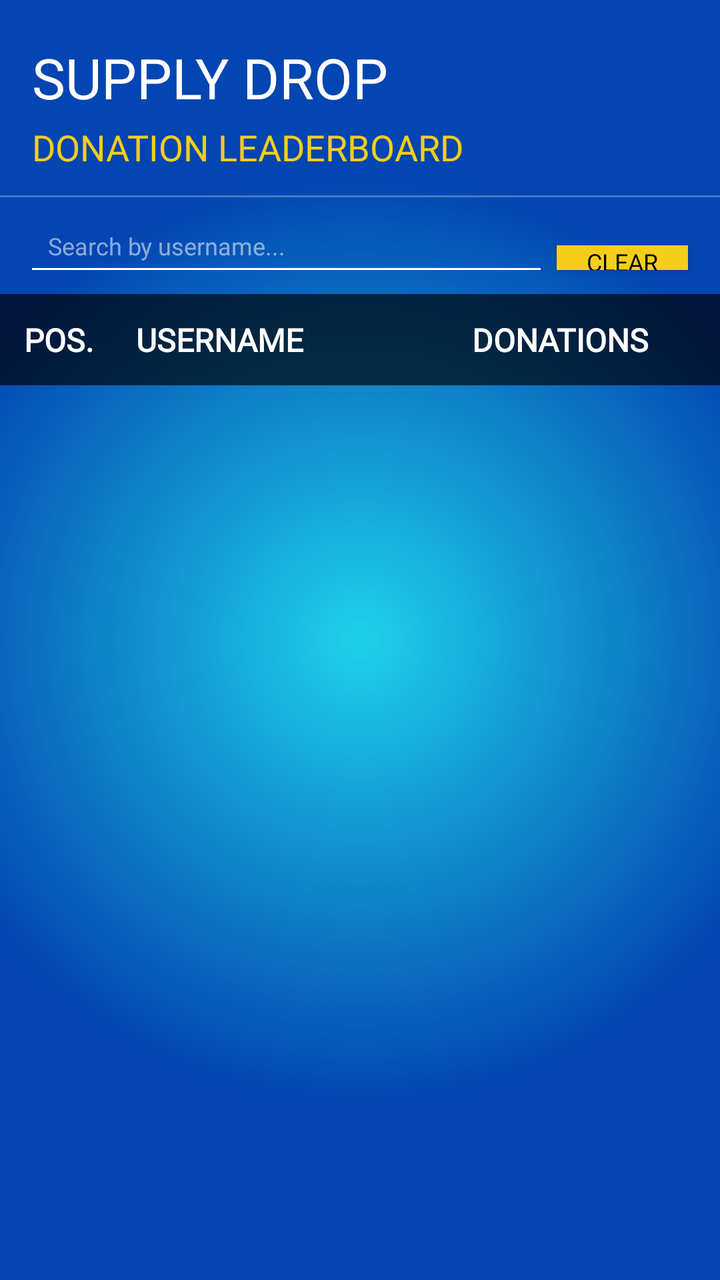
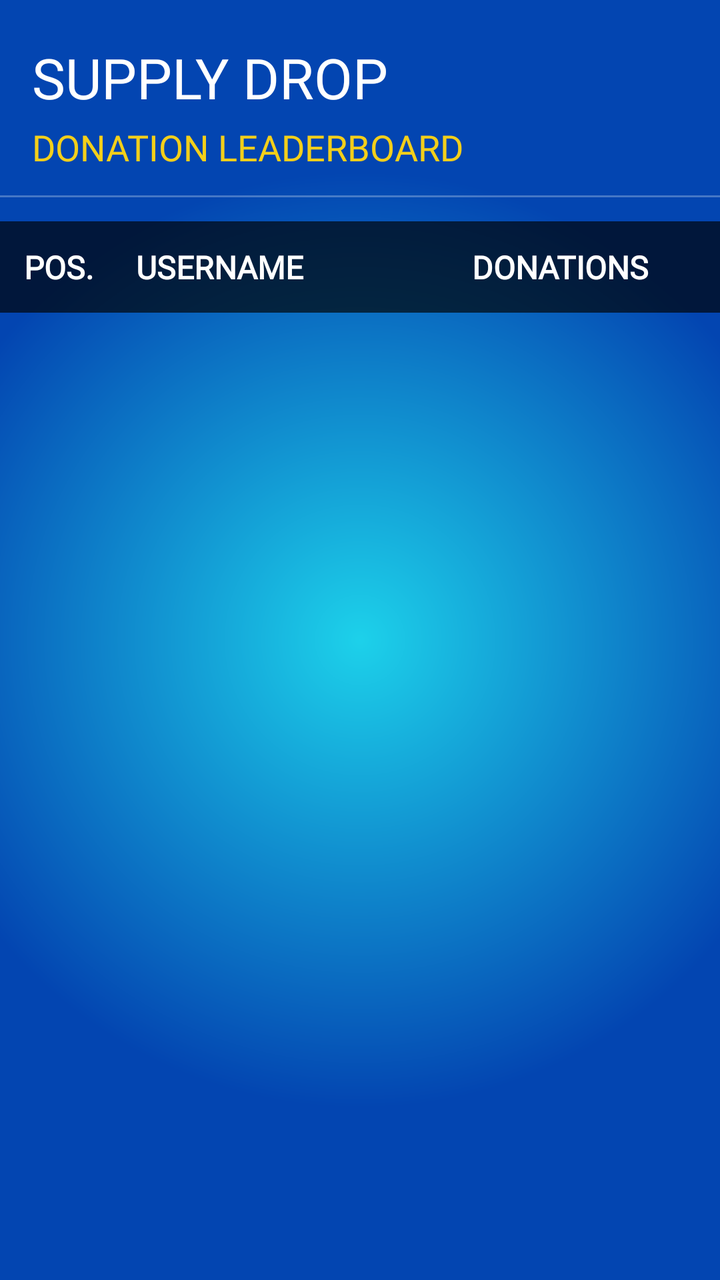

An Android layout rendered at two revisions. The XML below is the earlier revision; the diff shows what the commit changed to produce the second picture.
<!-- AndroidManifest.xml: application theme Theme.SupplyDrop -->
<!-- res/layout/activity_donation_leaderboard.xml -->
<?xml version="1.0" encoding="utf-8"?>
<androidx.constraintlayout.widget.ConstraintLayout xmlns:android="http://schemas.android.com/apk/res/android"
    xmlns:app="http://schemas.android.com/apk/res-auto"
    android:layout_width="match_parent"
    android:layout_height="match_parent"
    android:fitsSystemWindows="true"
    android:background="@drawable/login_background">

    
    <TextView
        android:id="@+id/appTitleLbl"
        android:layout_width="match_parent"
        android:layout_height="wrap_content"
        android:fontFamily="@font/luckiest_guy"
        android:text="SUPPLY DROP"
        android:textColor="@color/white"
        android:textSize="28sp"
        android:paddingTop="20dp"
        android:paddingStart="16dp"
        android:paddingBottom="4dp"
        app:layout_constraintTop_toTopOf="parent"
        app:layout_constraintStart_toStartOf="parent"
        app:layout_constraintEnd_toEndOf="parent" />

    <TextView
        android:id="@+id/subTitleLbl"
        android:layout_width="match_parent"
        android:layout_height="wrap_content"
        android:fontFamily="@font/luckiest_guy"
        android:text="DONATION LEADERBOARD"
        android:textColor="@color/yellow"
        android:textSize="18sp"
        android:paddingStart="16dp"
        android:paddingBottom="12dp"
        app:layout_constraintTop_toBottomOf="@id/appTitleLbl"
        app:layout_constraintStart_toStartOf="parent"
        app:layout_constraintEnd_toEndOf="parent" />

    
    <View
        android:id="@+id/divider"
        android:layout_width="match_parent"
        android:layout_height="1dp"
        android:background="#44ffffff"
        app:layout_constraintTop_toBottomOf="@id/subTitleLbl"
        app:layout_constraintStart_toStartOf="parent"
        app:layout_constraintEnd_toEndOf="parent" />

    
    <EditText
        android:id="@+id/usernameSearch"
        android:layout_width="0dp"
        android:layout_height="wrap_content"
        android:layout_marginStart="16dp"
        android:layout_marginTop="12dp"
        android:layout_marginEnd="8dp"
        android:background="@drawable/edittext_background"
        android:paddingStart="8dp"
        android:paddingEnd="8dp"
        android:paddingTop="4dp"
        android:paddingBottom="4dp"
        android:hint="Search by username..."
        android:textColorHint="#88ffffff"
        android:textColor="@color/white"
        android:textSize="12sp"
        android:inputType="text"
        android:imeOptions="actionDone"
        android:fontFamily="@font/luckiest_guy"
        app:layout_constraintTop_toBottomOf="@id/divider"
        app:layout_constraintStart_toStartOf="parent"
        app:layout_constraintEnd_toStartOf="@id/clearBtn" />

    <Button
        android:id="@+id/clearBtn"
        android:layout_width="wrap_content"
        android:layout_height="0dp"
        android:layout_marginEnd="16dp"
        android:layout_marginTop="12dp"
        android:text="Clear"
        android:fontFamily="@font/luckiest_guy"
        android:textColor="@color/black"
        android:textSize="12sp"
        android:paddingStart="15dp"
        android:paddingEnd="15dp"
        android:minHeight="0dp"
        android:minWidth="0dp"
        android:background="@color/yellow"
        app:backgroundTint="@null"
        app:layout_constraintTop_toTopOf="@id/usernameSearch"
        app:layout_constraintBottom_toBottomOf="@id/usernameSearch"
        app:layout_constraintEnd_toEndOf="parent"
        app:layout_constraintStart_toEndOf="@id/usernameSearch" />

    
    <LinearLayout
        android:id="@+id/tableHeader"
        android:layout_width="match_parent"
        android:layout_height="wrap_content"
        android:orientation="horizontal"
        android:background="#AA000000"
        android:layout_marginTop="12dp"
        android:padding="12dp"
        app:layout_constraintTop_toBottomOf="@id/usernameSearch"
        app:layout_constraintStart_toStartOf="parent"
        app:layout_constraintEnd_toEndOf="parent">

        <TextView
            android:layout_width="0dp"
            android:layout_height="wrap_content"
            android:layout_weight="1"
            android:text="POS."
            android:textColor="@color/white"
            android:textStyle="bold"
            android:fontFamily="@font/luckiest_guy"
            android:textSize="16sp" />

        <TextView
            android:layout_width="0dp"
            android:layout_height="wrap_content"
            android:layout_weight="3"
            android:text="USERNAME"
            android:textColor="@color/white"
            android:textStyle="bold"
            android:fontFamily="@font/luckiest_guy"
            android:textSize="16sp" />

        <TextView
            android:layout_width="0dp"
            android:layout_height="wrap_content"
            android:layout_weight="2"
            android:text="DONATIONS"
            android:textColor="@color/white"
            android:textStyle="bold"
            android:fontFamily="@font/luckiest_guy"
            android:textSize="16sp" />

    </LinearLayout>

    
    <ListView
        android:id="@+id/leaderboardListView"
        android:layout_width="match_parent"
        android:layout_height="0dp"
        android:divider="#44ffffff"
        android:dividerHeight="1dp"
        app:layout_constraintTop_toBottomOf="@id/tableHeader"
        app:layout_constraintBottom_toBottomOf="parent"
        app:layout_constraintStart_toStartOf="parent"
        app:layout_constraintEnd_toEndOf="parent" />

</androidx.constraintlayout.widget.ConstraintLayout>
<!-- resources referenced by this layout -->
<resources>
  <color name="black">#FF000000</color>
  <color name="white">#FFFFFFFF</color>
  <color name="yellow">#F3CF1A</color>
  <!-- drawable edittext_background (drawable) -->
  <?xml version="1.0" encoding="utf-8"?>
  <layer-list xmlns:android="http://schemas.android.com/apk/res/android">
      <item android:top="-3dp" android:bottom="-1dp" android:right="-3dp" android:left="-3dp">
          <shape android:shape="rectangle">
              <stroke android:width="2dp" android:color="@color/white"/>
          </shape>
      </item>
  </layer-list>
  <!-- drawable login_background (drawable) -->
  <?xml version="1.0" encoding="utf-8"?>
  <shape xmlns:android="http://schemas.android.com/apk/res/android">
      <gradient
          android:type="radial"
          android:gradientRadius="65%p"
          android:centerX="50%"
          android:centerY="50%"
          android:startColor="@color/lblue"
          android:endColor="@color/dblue">
  
      </gradient></shape>
  <style name="Theme.SupplyDrop" parent="Base.Theme.SupplyDrop" />
  <color name="lblue">#1DD1EA</color>
  <color name="dblue">#0345B1</color>
  <style name="Base.Theme.SupplyDrop" parent="Theme.AppCompat.NoActionBar">
          
          
      </style>
</resources>

<!-- the commit's change to res/layout/activity_donation_leaderboard.xml (unified diff, before → after) -->
@@ -1,12 +1,12 @@
 <?xml version="1.0" encoding="utf-8"?>
-<androidx.constraintlayout.widget.ConstraintLayout xmlns:android="http://schemas.android.com/apk/res/android"
+<androidx.constraintlayout.widget.ConstraintLayout
+    xmlns:android="http://schemas.android.com/apk/res/android"
     xmlns:app="http://schemas.android.com/apk/res-auto"
     android:layout_width="match_parent"
     android:layout_height="match_parent"
     android:fitsSystemWindows="true"
     android:background="@drawable/login_background">
 
-    
     <TextView
         android:id="@+id/appTitleLbl"
         android:layout_width="match_parent"
@@ -20,7 +20,7 @@
         android:paddingBottom="4dp"
         app:layout_constraintTop_toTopOf="parent"
         app:layout_constraintStart_toStartOf="parent"
-        app:layout_constraintEnd_toEndOf="parent" />
+        app:layout_constraintEnd_toEndOf="parent"/>
 
     <TextView
         android:id="@+id/subTitleLbl"
@@ -34,9 +34,8 @@
         android:paddingBottom="12dp"
         app:layout_constraintTop_toBottomOf="@id/appTitleLbl"
         app:layout_constraintStart_toStartOf="parent"
-        app:layout_constraintEnd_toEndOf="parent" />
+        app:layout_constraintEnd_toEndOf="parent"/>
 
-    
     <View
         android:id="@+id/divider"
         android:layout_width="match_parent"
@@ -44,54 +43,8 @@
         android:background="#44ffffff"
         app:layout_constraintTop_toBottomOf="@id/subTitleLbl"
         app:layout_constraintStart_toStartOf="parent"
-        app:layout_constraintEnd_toEndOf="parent" />
+        app:layout_constraintEnd_toEndOf="parent"/>
 
-    
-    <EditText
-        android:id="@+id/usernameSearch"
-        android:layout_width="0dp"
-        android:layout_height="wrap_content"
-        android:layout_marginStart="16dp"
-        android:layout_marginTop="12dp"
-        android:layout_marginEnd="8dp"
-        android:background="@drawable/edittext_background"
-        android:paddingStart="8dp"
-        android:paddingEnd="8dp"
-        android:paddingTop="4dp"
-        android:paddingBottom="4dp"
-        android:hint="Search by username..."
-        android:textColorHint="#88ffffff"
-        android:textColor="@color/white"
-        android:textSize="12sp"
-        android:inputType="text"
-        android:imeOptions="actionDone"
-        android:fontFamily="@font/luckiest_guy"
-        app:layout_constraintTop_toBottomOf="@id/divider"
-        app:layout_constraintStart_toStartOf="parent"
-        app:layout_constraintEnd_toStartOf="@id/clearBtn" />
-
-    <Button
-        android:id="@+id/clearBtn"
-        android:layout_width="wrap_content"
-        android:layout_height="0dp"
-        android:layout_marginEnd="16dp"
-        android:layout_marginTop="12dp"
-        android:text="Clear"
-        android:fontFamily="@font/luckiest_guy"
-        android:textColor="@color/black"
-        android:textSize="12sp"
-        android:paddingStart="15dp"
-        android:paddingEnd="15dp"
-        android:minHeight="0dp"
-        android:minWidth="0dp"
-        android:background="@color/yellow"
-        app:backgroundTint="@null"
-        app:layout_constraintTop_toTopOf="@id/usernameSearch"
-        app:layout_constraintBottom_toBottomOf="@id/usernameSearch"
-        app:layout_constraintEnd_toEndOf="parent"
-        app:layout_constraintStart_toEndOf="@id/usernameSearch" />
-
-    
     <LinearLayout
         android:id="@+id/tableHeader"
         android:layout_width="match_parent"
@@ -100,7 +53,7 @@
         android:background="#AA000000"
         android:layout_marginTop="12dp"
         android:padding="12dp"
-        app:layout_constraintTop_toBottomOf="@id/usernameSearch"
+        app:layout_constraintTop_toBottomOf="@id/divider"
         app:layout_constraintStart_toStartOf="parent"
         app:layout_constraintEnd_toEndOf="parent">
 
@@ -112,7 +65,7 @@
             android:textColor="@color/white"
             android:textStyle="bold"
             android:fontFamily="@font/luckiest_guy"
-            android:textSize="16sp" />
+            android:textSize="16sp"/>
 
         <TextView
             android:layout_width="0dp"
@@ -122,7 +75,7 @@
             android:textColor="@color/white"
             android:textStyle="bold"
             android:fontFamily="@font/luckiest_guy"
-            android:textSize="16sp" />
+            android:textSize="16sp"/>
 
         <TextView
             android:layout_width="0dp"
@@ -132,11 +85,10 @@
             android:textColor="@color/white"
             android:textStyle="bold"
             android:fontFamily="@font/luckiest_guy"
-            android:textSize="16sp" />
+            android:textSize="16sp"/>
 
     </LinearLayout>
 
-    
     <ListView
         android:id="@+id/leaderboardListView"
         android:layout_width="match_parent"
@@ -146,6 +98,6 @@
         app:layout_constraintTop_toBottomOf="@id/tableHeader"
         app:layout_constraintBottom_toBottomOf="parent"
         app:layout_constraintStart_toStartOf="parent"
-        app:layout_constraintEnd_toEndOf="parent" />
+        app:layout_constraintEnd_toEndOf="parent"/>
 
 </androidx.constraintlayout.widget.ConstraintLayout>
<!-- resource entries referenced after the edit -->
@@ -1,17 +1,7 @@
 <!-- resources referenced by this layout -->
 <resources>
-  <color name="black">#FF000000</color>
   <color name="white">#FFFFFFFF</color>
   <color name="yellow">#F3CF1A</color>
-  <!-- drawable edittext_background (drawable) -->
-  <?xml version="1.0" encoding="utf-8"?>
-  <layer-list xmlns:android="http://schemas.android.com/apk/res/android">
-      <item android:top="-3dp" android:bottom="-1dp" android:right="-3dp" android:left="-3dp">
-          <shape android:shape="rectangle">
-              <stroke android:width="2dp" android:color="@color/white"/>
-          </shape>
-      </item>
-  </layer-list>
   <!-- drawable login_background (drawable) -->
   <?xml version="1.0" encoding="utf-8"?>
   <shape xmlns:android="http://schemas.android.com/apk/res/android">
